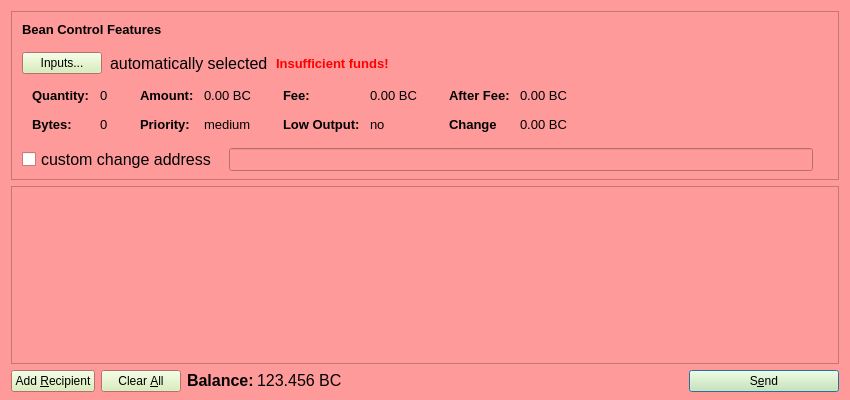
Qt form src/qt/forms/sendbeansdialog.ui (teambean/BeanCash) before a commit.
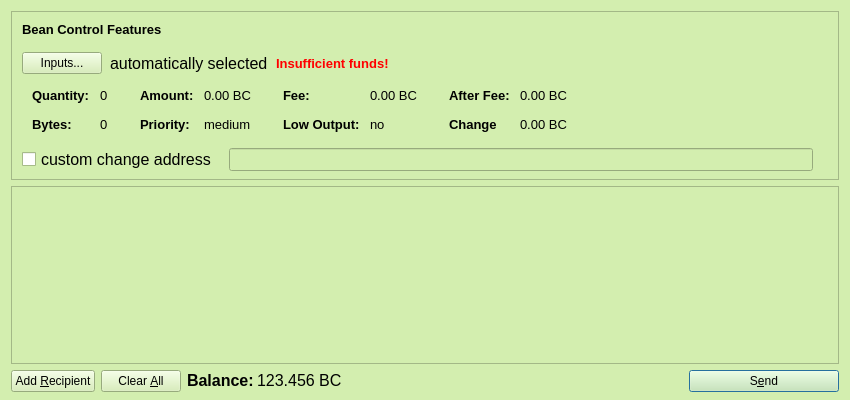
The same form after that commit. Icons and pictures are not drawn.

Commit message: Update copyrights and color scheme

What changed in the file:
```diff
--- a/src/qt/forms/sendbeansdialog.ui
+++ b/src/qt/forms/sendbeansdialog.ui
@@ -13,6 +13,15 @@
   <property name="palette">
    <palette>
     <active>
+     <colorrole role="Button">
+      <brush brushstyle="SolidPattern">
+       <color alpha="255">
+        <red>211</red>
+        <green>238</green>
+        <blue>175</blue>
+       </color>
+      </brush>
+     </colorrole>
      <colorrole role="Base">
       <brush brushstyle="SolidPattern">
        <color alpha="255">
@@ -25,9 +34,9 @@
      <colorrole role="Window">
       <brush brushstyle="SolidPattern">
        <color alpha="255">
-        <red>255</red>
-        <green>154</green>
-        <blue>154</blue>
+        <red>211</red>
+        <green>238</green>
+        <blue>175</blue>
        </color>
       </brush>
      </colorrole>
@@ -49,8 +58,26 @@
        </color>
       </brush>
      </colorrole>
+     <colorrole role="ToolTipText">
+      <brush brushstyle="SolidPattern">
+       <color alpha="255">
+        <red>0</red>
+        <green>0</green>
+        <blue>0</blue>
+       </color>
+      </brush>
+     </colorrole>
     </active>
     <inactive>
+     <colorrole role="Button">
+      <brush brushstyle="SolidPattern">
+       <color alpha="255">
+        <red>211</red>
+        <green>238</green>
+        <blue>175</blue>
+       </color>
+      </brush>
+     </colorrole>
      <colorrole role="Base">
       <brush brushstyle="SolidPattern">
        <color alpha="255">
@@ -63,9 +90,9 @@
      <colorrole role="Window">
       <brush brushstyle="SolidPattern">
        <color alpha="255">
-        <red>255</red>
-        <green>154</green>
-        <blue>154</blue>
+        <red>211</red>
+        <green>238</green>
+        <blue>175</blue>
        </color>
       </brush>
      </colorrole>
@@ -87,23 +114,41 @@
        </color>
       </brush>
      </colorrole>
+     <colorrole role="ToolTipText">
+      <brush brushstyle="SolidPattern">
+       <color alpha="255">
+        <red>0</red>
+        <green>0</green>
+        <blue>0</blue>
+       </color>
+      </brush>
+     </colorrole>
     </inactive>
     <disabled>
+     <colorrole role="Button">
+      <brush brushstyle="SolidPattern">
+       <color alpha="255">
+        <red>211</red>
+        <green>238</green>
+        <blue>175</blue>
+       </color>
+      </brush>
+     </colorrole>
      <colorrole role="Base">
       <brush brushstyle="SolidPattern">
        <color alpha="255">
-        <red>255</red>
-        <green>154</green>
-        <blue>154</blue>
+        <red>211</red>
+        <green>238</green>
+        <blue>175</blue>
        </color>
       </brush>
      </colorrole>
      <colorrole role="Window">
       <brush brushstyle="SolidPattern">
        <color alpha="255">
-        <red>255</red>
-        <green>154</green>
-        <blue>154</blue>
+        <red>211</red>
+        <green>238</green>
+        <blue>175</blue>
        </color>
       </brush>
      </colorrole>
@@ -125,6 +170,15 @@
        </color>
       </brush>
      </colorrole>
+     <colorrole role="ToolTipText">
+      <brush brushstyle="SolidPattern">
+       <color alpha="255">
+        <red>0</red>
+        <green>0</green>
+        <blue>0</blue>
+       </color>
+      </brush>
+     </colorrole>
     </disabled>
    </palette>
   </property>
```
Left out of the diff: 2 changed lines with no effect on the pictures. The commit also changes 52 other files.
